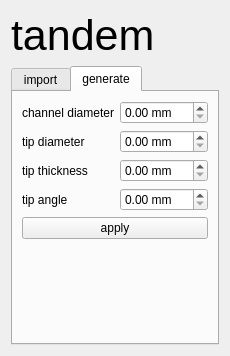
This is src/windows/ui/tandem_view.ui in nsmela/brachify as Qt 5 draws it before an edit. The edited form follows.
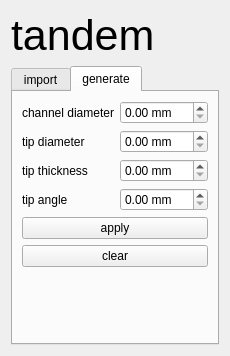
This is the edited form.

Commit message: preliminary tandem generation

```diff
--- a/src/windows/ui/tandem_view.ui
+++ b/src/windows/ui/tandem_view.ui
@@ -71,7 +71,7 @@
          </property>
         </widget>
        </item>
-       <item row="10" column="0" colspan="2">
+       <item row="11" column="0" colspan="2">
         <spacer name="verticalSpacer">
          <property name="orientation">
           <enum>Qt::Vertical</enum>
@@ -158,6 +158,13 @@
          </property>
         </widget>
        </item>
+       <item row="10" column="0" colspan="2">
+        <widget class="QPushButton" name="btn_clear_generate">
+         <property name="text">
+          <string>clear</string>
+         </property>
+        </widget>
+       </item>
       </layout>
      </widget>
     </widget>
```
Left out of the diff: 2 changed lines with no effect on the pictures. The commit also changes 7 other files.
